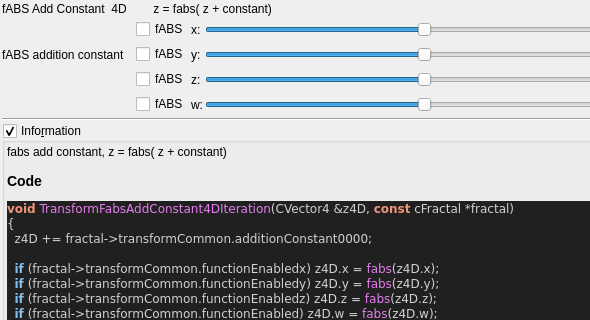
Above: mandelbulber2/qt_data/fractal_transf_fabs_add_constant_4D.ui from buddhi1980/mandelbulber2 before the change; both pictures show x 0 to 590 and y 0 to 320 of the 736 by 637 pixel window. Below: the same form after it.
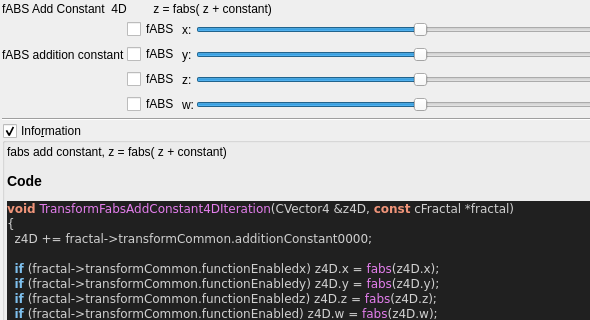
That is the form after the change. Custom widgets are drawn as their Qt base class.

Patch:
```diff
--- a/mandelbulber2/qt_data/fractal_transf_fabs_add_constant_4D.ui
+++ b/mandelbulber2/qt_data/fractal_transf_fabs_add_constant_4D.ui
@@ -51,7 +51,7 @@
      <item row="1" column="0">
       <widget class="QLabel" name="label_23">
        <property name="text">
-        <string>fABS addition constant   </string>
+        <string>fABS addition constant</string>
        </property>
       </widget>
      </item>
```
